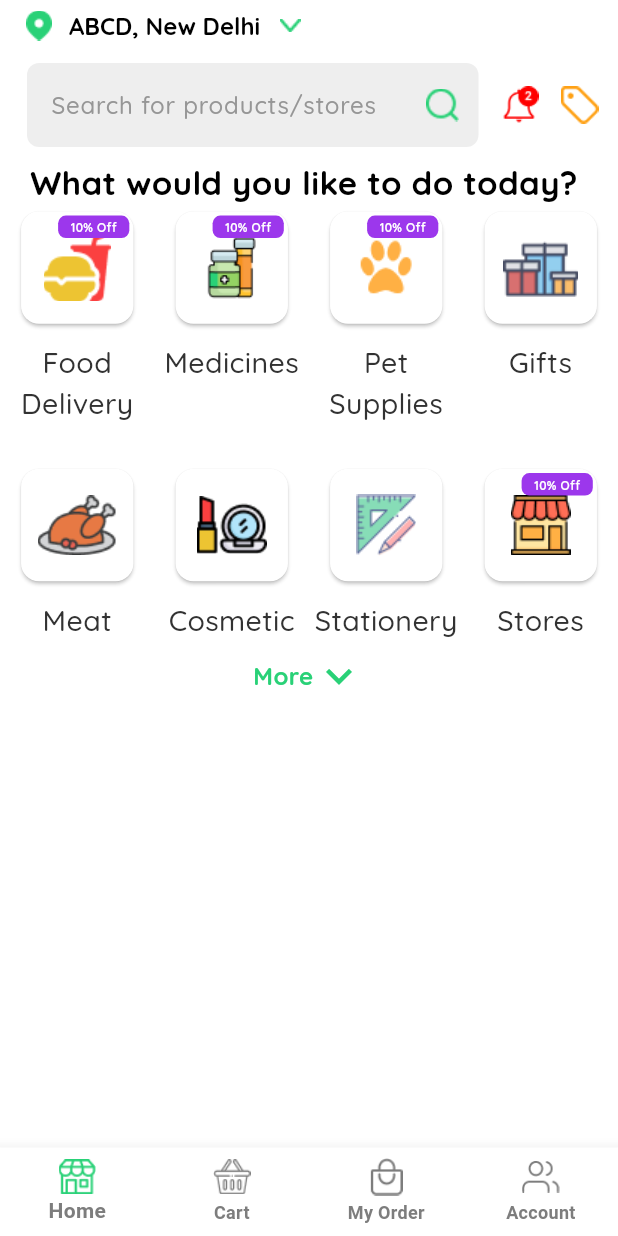
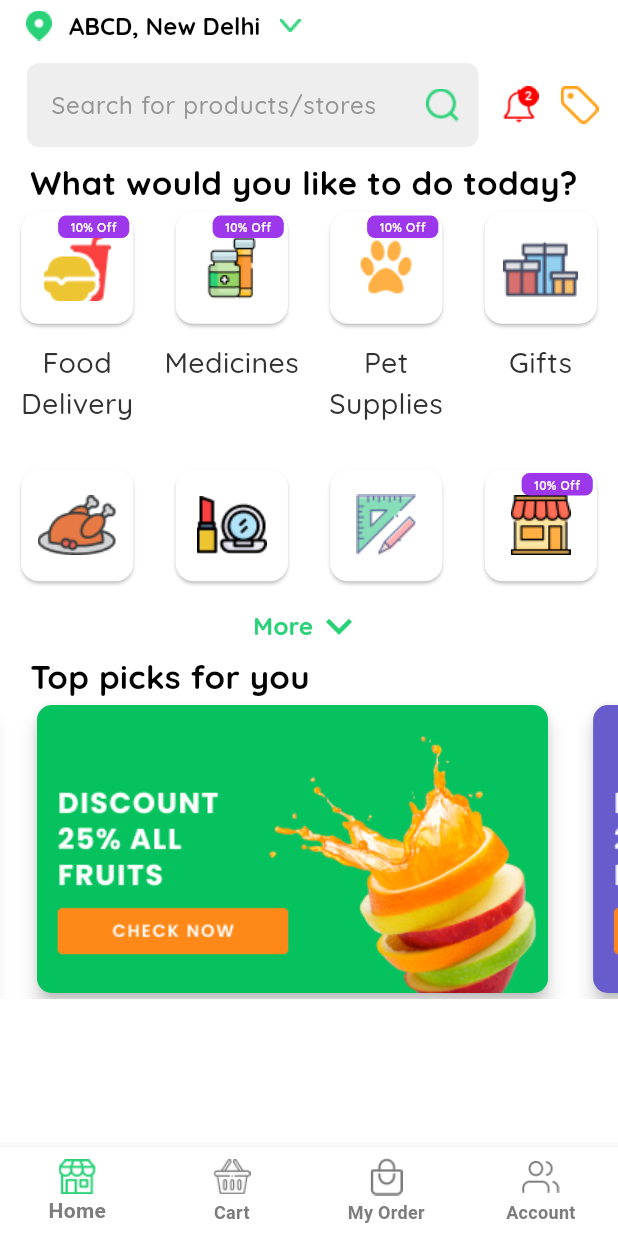
Before and after one commit to safwanpulisseri/notification-app, a Flutter app: the screen it shows after launch, on a phone screen of 412 x 824 dp. Run offline on Flutter 3.47's test engine with Material 3 defaults, Android fonts, the phone set to English and light mode, and no system bars; drawn by our look-alikes of carousel_slider; our stand-ins replace google_fonts.

Commit message:
Completed Carousel Widget and Related Features - Integrated and styled carousel widget on Home Page. - Configured carousel for smooth transitions and responsive behavior. - Added carousel content and adjusted widget dimensions for optimal display. - Improved user engagement with visually appealing carousel interactions.

```diff
--- a/lib/core/util/png_asset.dart
+++ b/lib/core/util/png_asset.dart
@@ -22,6 +22,8 @@ final class AppPngPath {
   static const pencilCatOne = "assets/png/pencil_cat_one.png";
   static const petsCatOne = "assets/png/pets_cat_one.png";
   static const storeCatOne = "assets/png/store_cat_one.png";
+  static const carouselImageOne = "assets/png/carousel_image_one.png";
+  static const carouselImageTwo = "assets/png/carousel_image_two.png";
 
 
 }
--- a/lib/view/home/view/home_page.dart
+++ b/lib/view/home/view/home_page.dart
@@ -4,6 +4,7 @@ import 'package:notification_app/core/theme/color/app_colors.dart';
 import '../../../core/const/height_width.dart';
 import '../widget/appbar_bottom_widget.dart';
 import '../widget/appbar_text_widget.dart';
+import '../widget/carousel_widget.dart';
 import '../widget/category_list_widget.dart';
 
 class HomePage extends StatelessWidget {
@@ -34,7 +35,7 @@ class HomePage extends StatelessWidget {
                  ),
                ],
              ),
-              CatogaryList(screenSize: screenSize,),
+              CategoryList(screenSize: screenSize,),
               Row(
               mainAxisAlignment: MainAxisAlignment.center,
               children: [
@@ -46,11 +47,19 @@ class HomePage extends StatelessWidget {
                 Icon(Icons.keyboard_arrow_down,color: AppColor.primary,size: screenSize.width/12,)
               ],
             ),
-           const Spacer()
-
+              Row(
+               children: [
+                kWidth20,
+                 Text('Top picks for you',
+                    style: GoogleFonts.quicksand(
+                   textStyle: const TextStyle(color: AppColor.secondary, fontSize:22 ,fontWeight: FontWeight.w700),
+                 ),
+                 ),
+               ],
+             ),
+           CarouselSliderWidget(),
           ],
-
-     )
+       )
     );
   }
 }
--- /dev/null
+++ b/lib/view/home/widget/carousel_widget.dart
@@ -0,0 +1,55 @@
+import 'package:carousel_slider/carousel_slider.dart';
+import 'package:flutter/material.dart';
+import '../../../core/util/png_asset.dart';
+
+class CarouselSliderWidget extends StatelessWidget {
+  const CarouselSliderWidget({
+    super.key,
+  });
+
+  @override
+  Widget build(BuildContext context) {
+    return Column(
+      children: [
+        CarouselSlider(
+          options: CarouselOptions(
+            height: 200,
+            autoPlay: true,
+            viewportFraction: 0.9,
+            // This aligns each item to the left so that only the right portion shows
+          //  enlargeStrategy: CenterPageEnlargeStrategy.height,
+            enableInfiniteScroll: true,
+          ),
+          items: [
+            AppPngPath.carouselImageOne,
+            AppPngPath.carouselImageTwo,
+            AppPngPath.carouselImageOne,
+            AppPngPath.carouselImageTwo,
+          ].map((i) {
+            return Builder(
+              builder: (BuildContext context) {
+                return Padding(
+                  padding: const EdgeInsets.only(right: 22.0), // Adds right-side spacing only
+                  child: Card(
+                    elevation: 5,
+                    shape: RoundedRectangleBorder(
+                      borderRadius: BorderRadius.circular(10),
+                    ),
+                    child: ClipRRect(
+                      borderRadius: BorderRadius.circular(10),
+                      child: Image.asset(
+                        i,
+                        fit: BoxFit.cover,
+                        width: double.infinity,
+                      ),
+                    ),
+                  ),
+                );
+              },
+            );
+          }).toList(),
+        ),
+      ],
+    );
+  }
+}
--- a/lib/view/home/widget/category_list_widget.dart
+++ b/lib/view/home/widget/category_list_widget.dart
@@ -1,10 +1,9 @@
-
 import 'package:flutter/material.dart';
 import 'package:notification_app/core/util/png_asset.dart';
 import 'category_card_widget.dart';
 
-class CatogaryList extends StatelessWidget {
-  const CatogaryList({
+class CategoryList extends StatelessWidget {
+  const CategoryList({
     super.key,
     required this.screenSize,
   });
@@ -13,53 +12,35 @@ class CatogaryList extends StatelessWidget {
 
   @override
   Widget build(BuildContext context) {
-    return Flexible(
-      child: GridView.count(
-        crossAxisCount: 4,
-        childAspectRatio: 0.6,
-       scrollDirection: Axis.vertical,
-        children: [
-          CategoryCard(
-              screenSize: screenSize,
-              icon: AppPngPath.foodCatOne,
-              title: 'Food Delivery',
-              discount: '10% Off'),
-          CategoryCard(
-              screenSize: screenSize,
-              icon: AppPngPath.medicineCatOne,
-              title: 'Medicines',
-              discount: '10% Off'),
-          CategoryCard(
-              screenSize: screenSize,
-              icon:  AppPngPath.petsCatOne,
-              title: 'Pet Supplies',
-              discount: '10% Off'),
-          CategoryCard(
-              screenSize: screenSize,
-              icon:  AppPngPath.giftCatOne,
-              title: 'Gifts',
-              discount: ''),
-          CategoryCard(
-              screenSize: screenSize,
-              icon:  AppPngPath.chickenCatOne,
-              title: 'Meat',
-              discount: ''),
-          CategoryCard(
-              screenSize: screenSize,
-              icon:  AppPngPath.makeupCatOne,
-              title: 'Cosmetic',
-              discount: ''),
-          CategoryCard(
-              screenSize: screenSize,
-              icon:  AppPngPath.pencilCatOne,
-              title: 'Stationery',
-              discount: ''),
-          CategoryCard(
-              screenSize: screenSize,
-              icon:  AppPngPath.storeCatOne,
-              title: 'Stores',
-              discount: '10% Off'),
-        ],
+    return SizedBox(
+      height: screenSize.height * 0.32,
+      child: GridView.builder(
+        physics: const NeverScrollableScrollPhysics(),
+        gridDelegate: const SliverGridDelegateWithFixedCrossAxisCount(
+          crossAxisCount: 4,
+          childAspectRatio: 0.6,
+        ),
+        itemCount: 8,
+        itemBuilder: (context, index) {
+          final categoryItems = [
+            {'icon': AppPngPath.foodCatOne, 'title': 'Food Delivery', 'discount': '10% Off'},
+            {'icon': AppPngPath.medicineCatOne, 'title': 'Medicines', 'discount': '10% Off'},
+            {'icon': AppPngPath.petsCatOne, 'title': 'Pet Supplies', 'discount': '10% Off'},
+            {'icon': AppPngPath.giftCatOne, 'title': 'Gifts', 'discount': ''},
+            {'icon': AppPngPath.chickenCatOne, 'title': 'Meat', 'discount': ''},
+            {'icon': AppPngPath.makeupCatOne, 'title': 'Cosmetic', 'discount': ''},
+            {'icon': AppPngPath.pencilCatOne, 'title': 'Stationery', 'discount': ''},
+            {'icon': AppPngPath.storeCatOne, 'title': 'Stores', 'discount': '10% Off'},
+          ];
+
+          final item = categoryItems[index];
+          return CategoryCard(
+            screenSize: screenSize,
+            icon: item['icon'] as String,
+            title: item['title'] as String,
+            discount: item['discount'] as String,
+          );
+        },
       ),
     );
   }
--- a/pubspec.yaml
+++ b/pubspec.yaml
@@ -37,6 +37,7 @@ dependencies:
   cupertino_icons: ^1.0.8
   provider: ^6.1.2
   google_fonts: ^6.2.1
+  carousel_slider: ^5.0.0
 
 dev_dependencies:
   flutter_test:
```
Also changed, not shown: lib/view/home/widget/category_card_widget.dart (+7 -7 lines), assets/png/carousel_image_one.png (added), assets/png/carousel_image_two.png (added), pubspec.lock.
